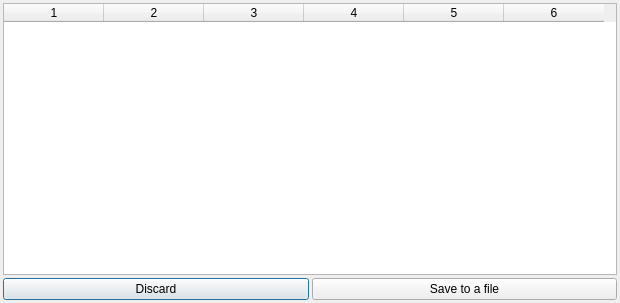
Old version of the form stats_dialog.ui in the repository dgudim/qt_disk-deduper.
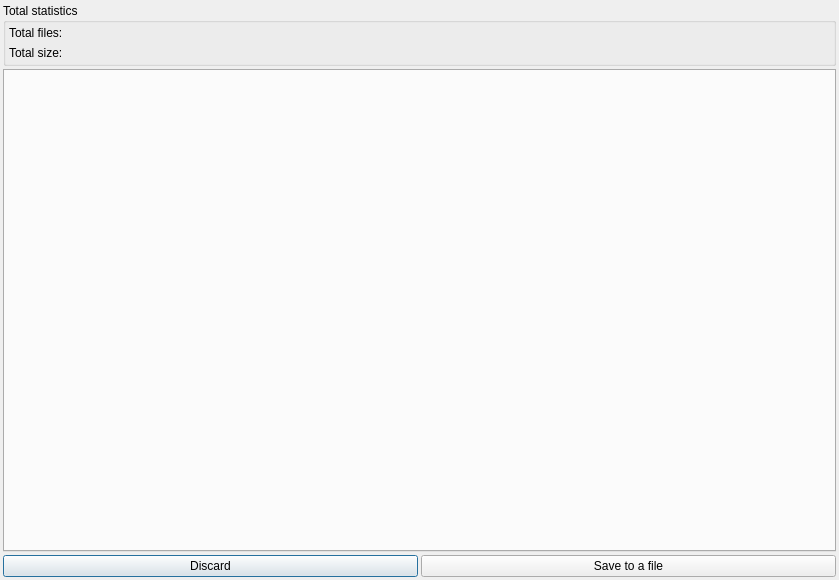
New version of the form. Icons and pictures are not drawn.

Commit message: Stats gathering almost done

Patch:
```diff
--- a/stats_dialog.ui
+++ b/stats_dialog.ui
@@ -6,8 +6,8 @@
    <rect>
     <x>0</x>
     <y>0</y>
-    <width>620</width>
-    <height>303</height>
+    <width>839</width>
+    <height>580</height>
    </rect>
   </property>
   <property name="windowTitle">
@@ -34,22 +34,45 @@
     <number>3</number>
    </property>
    <item>
-    <widget class="QTableWidget" name="table">
-     <property name="alternatingRowColors">
-      <bool>true</bool>
+    <widget class="QGroupBox" name="groupBox">
+     <property name="title">
+      <string>Total statistics</string>
      </property>
-     <property name="sortingEnabled">
-      <bool>true</bool>
+     <layout class="QVBoxLayout" name="verticalLayout_2">
+      <property name="leftMargin">
+       <number>3</number>
+      </property>
+      <property name="topMargin">
+       <number>3</number>
+      </property>
+      <property name="rightMargin">
+       <number>3</number>
+      </property>
+      <property name="bottomMargin">
+       <number>3</number>
+      </property>
+      <item>
+       <widget class="QLabel" name="total_files_label">
+        <property name="text">
+         <string>Total files:</string>
+        </property>
+       </widget>
+      </item>
+      <item>
+       <widget class="QLabel" name="total_size_label">
+        <property name="text">
+         <string>Total size:</string>
+        </property>
+       </widget>
+      </item>
+     </layout>
+    </widget>
+   </item>
+   <item>
+    <widget class="QTabWidget" name="stats_tabs">
+     <property name="currentIndex">
+      <number>-1</number>
      </property>
-     <property name="columnCount">
-      <number>6</number>
-     </property>
-     <column/>
-     <column/>
-     <column/>
-     <column/>
-     <column/>
-     <column/>
     </widget>
    </item>
    <item>
```
The commit also changes 16 other files.
